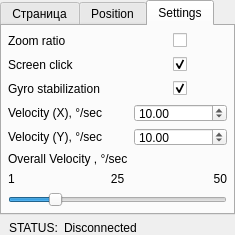
First picture: the form in motion_controller/motion_controller.ui, repository daniil445/aerial_warden, before the edit.
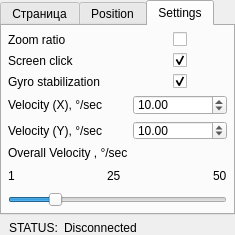
Second picture: the form after the edit. Icons and pictures are not drawn. Custom widgets are drawn as their Qt base class.

What changed in the file:
```diff
--- a/motion_controller/motion_controller.ui
+++ b/motion_controller/motion_controller.ui
@@ -310,9 +310,6 @@
           <layout class="QHBoxLayout" name="horizontalLayout">
            <item>
             <spacer name="horizontalSpacer_3">
-             <property name="orientation">
-              <enum>Qt::Orientation::Horizontal</enum>
-             </property>
              <property name="sizeHint" stdset="0">
               <size>
                <width>40</width>
@@ -330,9 +327,6 @@
            </item>
            <item>
             <spacer name="horizontalSpacer">
-             <property name="orientation">
-              <enum>Qt::Orientation::Horizontal</enum>
-             </property>
              <property name="sizeHint" stdset="0">
               <size>
                <width>40</width>
@@ -407,24 +401,44 @@
              </property>
             </widget>
            </item>
+           <item>
+            <spacer name="horizontalSpacer_8">
+             <property name="orientation">
+              <enum>Qt::Horizontal</enum>
+             </property>
+             <property name="sizeHint" stdset="0">
+              <size>
+               <width>40</width>
+               <height>20</height>
+              </size>
+             </property>
+            </spacer>
+           </item>
            <item>
             <widget class="QLabel" name="label_5">
              <property name="text">
               <string>25</string>
              </property>
-             <property name="alignment">
-              <set>Qt::AlignmentFlag::AlignCenter</set>
-             </property>
             </widget>
            </item>
+           <item>
+            <spacer name="horizontalSpacer_9">
+             <property name="orientation">
+              <enum>Qt::Horizontal</enum>
+             </property>
+             <property name="sizeHint" stdset="0">
+              <size>
+               <width>40</width>
+               <height>20</height>
+              </size>
+             </property>
+            </spacer>
+           </item>
            <item>
             <widget class="QLabel" name="label_4">
              <property name="text">
               <string>50</string>
              </property>
-             <property name="alignment">
-              <set>Qt::AlignmentFlag::AlignRight|Qt::AlignmentFlag::AlignTrailing|Qt::AlignmentFlag::AlignVCenter</set>
-             </property>
             </widget>
            </item>
           </layout>
@@ -474,9 +488,6 @@
           <layout class="QHBoxLayout" name="horizontalLayout_5">
            <item>
             <spacer name="horizontalSpacer_4">
-             <property name="orientation">
-              <enum>Qt::Orientation::Horizontal</enum>
-             </property>
              <property name="sizeHint" stdset="0">
               <size>
                <width>40</width>
@@ -497,9 +508,6 @@
            </item>
            <item>
             <spacer name="horizontalSpacer_5">
-             <property name="orientation">
-              <enum>Qt::Orientation::Horizontal</enum>
-             </property>
              <property name="sizeHint" stdset="0">
               <size>
                <width>40</width>
@@ -550,9 +558,6 @@
           <layout class="QHBoxLayout" name="horizontalLayout_6">
            <item>
             <spacer name="horizontalSpacer_6">
-             <property name="orientation">
-              <enum>Qt::Orientation::Horizontal</enum>
-             </property>
              <property name="sizeHint" stdset="0">
               <size>
                <width>40</width>
@@ -573,9 +578,6 @@
            </item>
            <item>
             <spacer name="horizontalSpacer_7">
-             <property name="orientation">
-              <enum>Qt::Orientation::Horizontal</enum>
-             </property>
              <property name="sizeHint" stdset="0">
               <size>
                <width>40</width>
```
Left out of the diff: 28 changed lines with no effect on the pictures.
